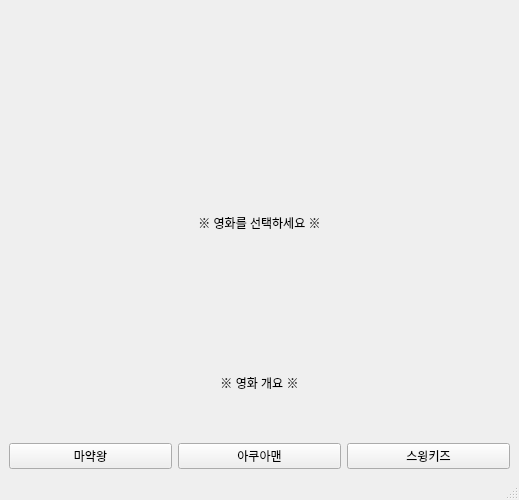
Above: UI/ui_text11.ui from sungwooman91/Huconn_Project_1 before the change. Below: the same form after it.
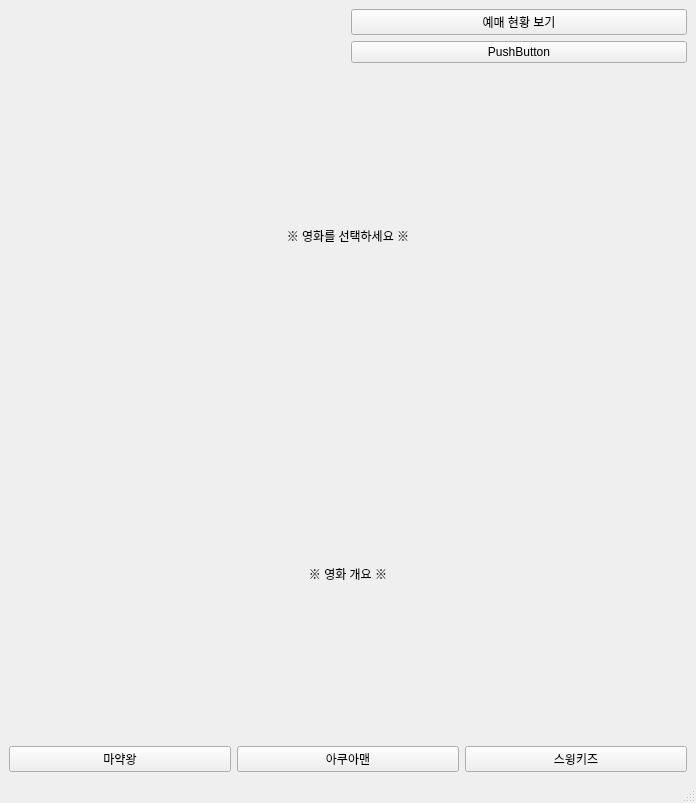
That is the form after the change. Icons and pictures are not drawn.

The edit to the form file:
```diff
--- a/UI/ui_text11.ui
+++ b/UI/ui_text11.ui
@@ -6,8 +6,8 @@
    <rect>
     <x>0</x>
     <y>0</y>
-    <width>519</width>
-    <height>500</height>
+    <width>696</width>
+    <height>803</height>
    </rect>
   </property>
   <property name="windowTitle">
@@ -18,11 +18,13 @@
     <item>
      <layout class="QVBoxLayout" name="verticalLayout_2">
       <item>
+       <layout class="QHBoxLayout" name="horizontalLayout_2">
+        <item>
        <widget class="QLabel" name="label_3">
         <property name="minimumSize">
          <size>
-          <width>50</width>
-          <height>50</height>
+            <width>0</width>
+            <height>0</height>
          </size>
         </property>
         <property name="text">
@@ -35,13 +37,33 @@
          <set>Qt::AlignCenter</set>
         </property>
        </widget>
+        </item>
+        <item>
+         <layout class="QVBoxLayout" name="verticalLayout_3">
+          <item>
+           <widget class="QPushButton" name="pushButton_4">
+            <property name="text">
+             <string>예매 현황 보기</string>
+            </property>
+           </widget>
+          </item>
+          <item>
+           <widget class="QPushButton" name="pushButton_5">
+            <property name="text">
+             <string>PushButton</string>
+            </property>
+           </widget>
+          </item>
+         </layout>
+        </item>
+       </layout>
       </item>
       <item>
        <widget class="QLabel" name="label">
         <property name="minimumSize">
          <size>
           <width>0</width>
-          <height>200</height>
+          <height>0</height>
          </size>
         </property>
         <property name="text">
@@ -57,7 +79,7 @@
         <property name="minimumSize">
          <size>
           <width>0</width>
-          <height>100</height>
+          <height>200</height>
          </size>
         </property>
         <property name="text">
@@ -72,6 +94,12 @@
     </item>
     <item>
      <layout class="QHBoxLayout" name="horizontalLayout">
+        <property name="sizeConstraint">
+         <enum>QLayout::SetMinimumSize</enum>
+        </property>
+        <property name="topMargin">
+         <number>0</number>
+        </property>
       <item>
        <widget class="QPushButton" name="pushButton">
         <property name="text">
```
Left out of the diff: 25 changed lines with no effect on the pictures. Lines whose indentation alone changed are shown as unchanged.
